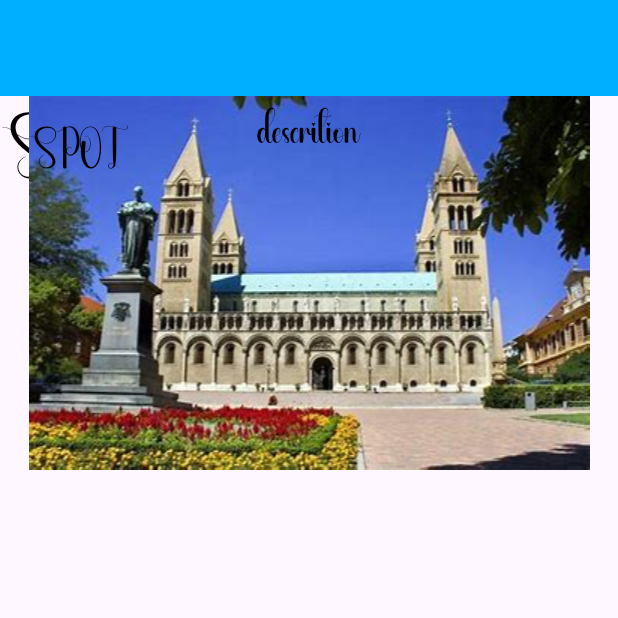
After one commit to Harryhun/Tournet_BME, an Android app: the touristSpot screen opened through its navigation route, on a phone screen of 412 x 824 dp, the top half of it. The commit adds this screen. Run offline under Robolectric (Android 15) with nearby library versions, the phone set to English and light mode, and no system bars.

Commit message:
touristSpot started

```diff
--- a/Android_part/app/build.gradle.kts
+++ b/Android_part/app/build.gradle.kts
@@ -18,6 +18,7 @@ android {
 
         testInstrumentationRunner = "androidx.test.runner.AndroidJUnitRunner"
     }
+
 
     buildTypes {
         release {
--- a/Android_part/app/src/main/AndroidManifest.xml
+++ b/Android_part/app/src/main/AndroidManifest.xml
@@ -33,6 +33,17 @@
                 <category android:name="android.intent.category.LAUNCHER" />
             </intent-filter>
         </activity>
+
+        <activity android:name=".PlacesOfInterestActivity"
+            android:exported="true"
+            android:screenOrientation="portrait">
+            <intent-filter>
+                <action android:name="android.intent.action.MAIN" />
+
+                <category android:name="android.intent.category.LAUNCHER" />
+            </intent-filter>
+        </activity>
+
     </application>
 
 </manifest>
--- a/Android_part/app/src/main/java/hu/bme/aut/android/app_frontend/StartMenuActivity.kt
+++ b/Android_part/app/src/main/java/hu/bme/aut/android/app_frontend/StartMenuActivity.kt
@@ -11,6 +11,7 @@ import android.view.SubMenu
 import android.view.View
 import android.view.ViewGroup
 import androidx.appcompat.app.AppCompatActivity
+import androidx.navigation.findNavController
 import androidx.recyclerview.widget.LinearLayoutManager
 import hu.bme.aut.android.app_frontend.adapter.StartMenuAdapter
 import hu.bme.aut.android.app_frontend.data.StartMenuItem
@@ -49,12 +50,15 @@ class StartMenuActivity : AppCompatActivity(), StartMenuAdapter.StartMenuItemCli
     override fun onOptionsItemSelected(item: MenuItem): Boolean {
         return when (item.itemId) {
             R.id.menu_profile -> {
+               // findNavController(R.id.nav_host_fragment).navigate(R.id.placesOfInterestActivity)
                 true
             }
             R.id.menu_modify -> {
+               // findNavController(R.id.nav_host_fragment).navigate(R.id.placesOfInterestActivity)
                 true
             }
             R.id.menu_exit -> {
+               // findNavController(R.id.nav_host_fragment).navigate(R.id.placesOfInterestActivity)
                 true
             }
             else -> super.onOptionsItemSelected(item)
--- /dev/null
+++ b/Android_part/app/src/main/java/hu/bme/aut/android/app_frontend/touristSpot.kt
@@ -0,0 +1,29 @@
+package hu.bme.aut.android.app_frontend
+
+import android.os.Bundle
+import androidx.fragment.app.Fragment
+import android.view.LayoutInflater
+import android.view.View
+import android.view.ViewGroup
+
+
+class touristSpot : Fragment() {
+
+
+    override fun onCreate(savedInstanceState: Bundle?) {
+        super.onCreate(savedInstanceState)
+        arguments?.let {
+
+        }
+    }
+
+    override fun onCreateView(
+        inflater: LayoutInflater, container: ViewGroup?,
+        savedInstanceState: Bundle?
+    ): View? {
+        // Inflate the layout for this fragment
+        return inflater.inflate(R.layout.fragment_tourist_spot, container, false)
+    }
+
+
+}
--- /dev/null
+++ b/Android_part/app/src/main/res/layout/fragment_tourist_spot.xml
@@ -0,0 +1,85 @@
+<?xml version="1.0" encoding="utf-8"?>
+<androidx.constraintlayout.widget.ConstraintLayout
+    xmlns:android="http://schemas.android.com/apk/res/android"
+    xmlns:tools="http://schemas.android.com/tools"
+
+    android:layout_width="match_parent"
+    android:layout_height="match_parent"
+    tools:context=".touristSpot">
+
+
+    <com.google.android.material.appbar.AppBarLayout
+        android:layout_width="match_parent"
+        android:layout_height="wrap_content"
+        tools:ignore="MissingConstraints">
+        <androidx.appcompat.widget.Toolbar
+            android:id="@+id/toolbar"
+            android:layout_width="match_parent"
+            android:layout_height="wrap_content"
+            android:background="@color/lightBlue"/>
+    </com.google.android.material.appbar.AppBarLayout>
+
+<androidx.constraintlayout.widget.ConstraintLayout
+            android:id="@+id/rvTouristSpot"
+            android:layout_width="match_parent"
+            android:layout_height="match_parent"
+            android:layout_marginTop="?attr/actionBarSize">
+
+    <TextView
+        android:id="@+id/tvTouristSpotName"
+        android:layout_width="99dp"
+        android:layout_height="75dp"
+        android:fontFamily="@font/font_login"
+        android:gravity="center"
+        android:text="@string/spot2"
+        android:textColor="@color/black"
+        android:textSize="40sp"
+
+        tools:ignore="MissingConstraints"
+        tools:layout_editor_absoluteX="156dp"
+        tools:layout_editor_absoluteY="16dp" />
+
+    <ImageView
+        android:id="@+id/ivTouristSpot"
+        android:layout_width="match_parent"
+        android:layout_height="0dp"
+        android:src="@drawable/baranya"
+        tools:ignore="MissingConstraints"
+
+        tools:layout_editor_absoluteX="0dp"
+        tools:layout_editor_absoluteY="111dp" />
+
+    <TextView
+        android:id="@+id/tvTouristSpotNamesmall"
+        android:layout_width="100dp"
+        android:layout_height="75dp"
+        android:fontFamily="@font/font_login"
+        android:gravity="center"
+        android:text="@string/spot2"
+        android:textColor="@color/black"
+        android:textSize="25sp"
+
+        tools:ignore="MissingConstraints"
+        tools:layout_editor_absoluteX="16dp"
+        tools:layout_editor_absoluteY="390dp" />
+
+    <TextView
+        android:id="@+id/tvTouristSpotdescription"
+        android:layout_width="match_parent"
+        android:layout_height="0dp"
+        android:fontFamily="@font/font_login"
+        android:gravity="center"
+        android:text="@string/descrition"
+        android:textColor="@color/black"
+        android:textSize="25sp"
+
+        tools:ignore="MissingConstraints"
+        tools:layout_editor_absoluteX="16dp"
+        tools:layout_editor_absoluteY="465dp" />
+
+
+    />
+</androidx.constraintlayout.widget.ConstraintLayout>
+
+
+</androidx.constraintlayout.widget.ConstraintLayout>
--- a/Android_part/app/src/main/res/layout/item_places_of_interest.xml
+++ b/Android_part/app/src/main/res/layout/item_places_of_interest.xml
@@ -50,7 +50,7 @@
         style="@style/Widget.AppCompat.Button.Borderless"
         android:layout_gravity="center_vertical"
         android:scaleType="fitXY"
-        android:src="@drawable/baranya"
+        android:src="@drawable/full_heart"
 
         />
 
--- a/Android_part/app/src/main/res/navigation/nav_graph.xml
+++ b/Android_part/app/src/main/res/navigation/nav_graph.xml
@@ -25,12 +25,15 @@
         android:name="hu.bme.aut.android.app_frontend.StartMenuActivity"
         android:label="fragment_start_menu"
         tools:layout="@layout/activity_start_menu" >
-        <action
-            android:id="@+id/action_startMenuFragment_to_placesOfInterestActivity"
-            app:destination="@id/placesOfInterestActivity" />
-        <action
-            android:id="@+id/action_startMenuFragment_to_loginFragment"
-            app:destination="@id/loginFragment" />
+
+
+<!--         <action-->
+<!--             android:id="@+id/action_startMenuFragment_to_placesOfInterestActivity"-->
+<!--             app:destination="@id/placesOfInterestActivity" />-->
+
+<!--         <action-->
+<!--             android:id="@+id/action_startMenuFragment_to_loginFragment"-->
+<!--             app:destination="@id/loginFragment" />-->
      </activity>
 
      <activity
@@ -38,9 +41,9 @@
          android:name="hu.bme.aut.android.app_frontend.PlacesOfInterestActivity"
          android:label="fragment_places_of_interest"
          tools:layout="@layout/activity_places_of_interest" >
-        <action
-            android:id="@+id/action_placesOfInterestActivity_to_startMenuActivity"
-            app:destination="@id/startMenuActivity" />
+<!--         <action-->
+<!--             android:id="@+id/action_placesOfInterestActivity_to_startMenuActivity"-->
+<!--             app:destination="@id/startMenuActivity" />-->
      </activity>
 
     <fragment
@@ -51,6 +54,7 @@
         <action
             android:id="@+id/action_password_send_to_loginFragment"
             app:destination="@id/loginFragment" />
+
     </fragment>
     <fragment
         android:id="@+id/registration"
@@ -61,5 +65,10 @@
             android:id="@+id/action_registration_to_loginFragment"
             app:destination="@id/loginFragment" />
     </fragment>
+    <fragment
+        android:id="@+id/touristSpot"
+        android:name="hu.bme.aut.android.app_frontend.touristSpot"
+        android:label="fragment_tourist_spot"
+        tools:layout="@layout/fragment_tourist_spot" />
 
 </navigation>
--- a/Android_part/app/src/main/res/values/strings.xml
+++ b/Android_part/app/src/main/res/values/strings.xml
@@ -21,4 +21,7 @@
     <string name="startMenuOptions">Options</string>
     <string name="baranya">Baranya</string>
     <string name="back_to_start_menu">Back to start menu</string>
+    <string name="spot">Spot</string>
+    <string name="spot2">SPOT</string>
+    <string name="descrition">descrition</string>
 </resources>
```
Also changed, not shown: Android_part/app/src/main/java/hu/bme/aut/android/app_frontend/PlacesOfInterestActivity.kt (+30 -30 lines), Android_part/app/src/main/res/drawable/empty_heart.png (added), Android_part/app/src/main/res/drawable/full_heart.png (added). Lines whose indentation alone changed are shown as unchanged.
